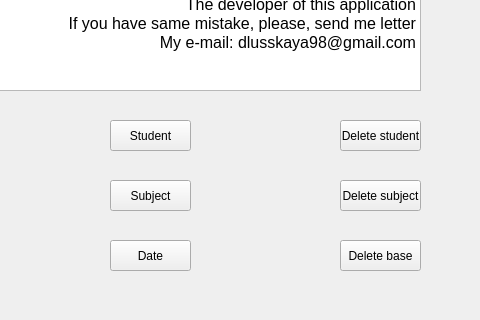
The window that view/general/general.ui (Nastya-Dlusskaya/Corse-Work) describes before a commit, drawn with Qt 5; both pictures show x 160 to 640 and y 160 to 480 of the 640 by 480 pixel window.
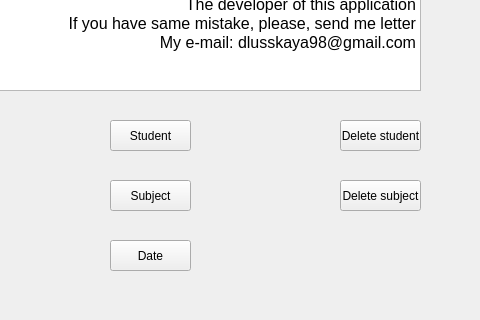
The same window after the commit. Icons and pictures are not drawn.

```diff
--- a/view/general/general.ui
+++ b/view/general/general.ui
@@ -131,19 +131,6 @@
     <string>Delete subject</string>
    </property>
   </widget>
-  <widget class="QPushButton" name="pushButton_9">
-   <property name="geometry">
-    <rect>
-     <x>500</x>
-     <y>400</y>
-     <width>81</width>
-     <height>31</height>
-    </rect>
-   </property>
-   <property name="text">
-    <string>Delete base</string>
-   </property>
-  </widget>
   <widget class="QPushButton" name="pushButton_8">
    <property name="geometry">
     <rect>
```
Left out of the diff: 16 changed lines with no effect on the pictures.
